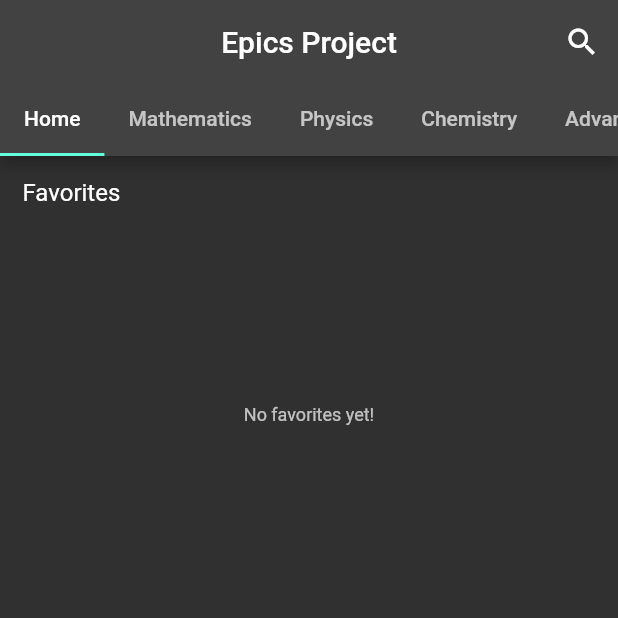
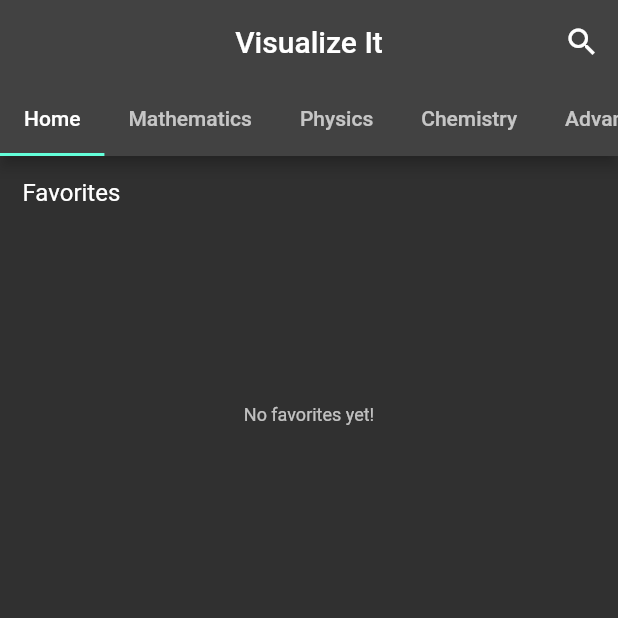
Before and after one commit to DaZZler12/Epics-Project-simulator, a Flutter app: the Home screen opened directly, after a tap on "Redirect To Quiz Section", on a phone screen of 412 x 824 dp, the top half of it. Run offline on Flutter 3.47's test engine with Material 2 defaults, Android fonts, the phone set to English and light mode, and no system bars; our stand-ins replace equatable, flutter_colorpicker, flutter_screenutil, get, line_awesome_icons, math_expressions and 3 more; missing offline and left inert: easy_web_view, shared_preferences_web, sweetalert, universal_html, webview_flutter_web; accounts and stored records are empty; project files that could hold a hidden picture were left out.

Commit message:
new addtion

```diff
--- a/lib/src/data/simulations.dart
+++ b/lib/src/data/simulations.dart
@@ -433,7 +433,7 @@ class Simulations with ChangeNotifier {
         image: theme.darkTheme
             ? 'assets/simulations/AdditionalDark.png'
             : 'assets/simulations/AdditionalLight.png',
-        direct: UrlLauncher(name: "Graph Plotting", url: "https://dazzler12.github.io/AdditionalMathsSimulation/"),
+        direct: UrlLauncher(name: "Additional Mathematical Simulation", url: "https://dazzler12.github.io/AdditionalMathsSimulation/"),
         infoLink: 'https://en.wikipedia.org/wiki/Selection_sort',
         fav: _favorites[32],
       ),
--- a/lib/src/home.dart
+++ b/lib/src/home.dart
@@ -50,7 +50,7 @@ class Home extends StatefulWidget {
 class _HomeState extends State<Home> with SingleTickerProviderStateMixin {
   //
   openUrl() async{
-     String url = "https://quizplatformonline.000webhostapp.com/MyAdmin/dashboard.php";
+     String url = "https://quizplatformonline.000webhostapp.com/dashboard.php";
   //    if(kIsWeb) {
   //     html.window.open(url,'_blank');
   // } else {
@@ -107,7 +107,7 @@ class _HomeState extends State<Home> with SingleTickerProviderStateMixin {
       appBar: AppBar(
         centerTitle: true,
         title: Text(
-          'Epics Project',
+          'Visualize It',
           style: Theme.of(context).textTheme.headline6,
         ),
         actions: <Widget>[
```
